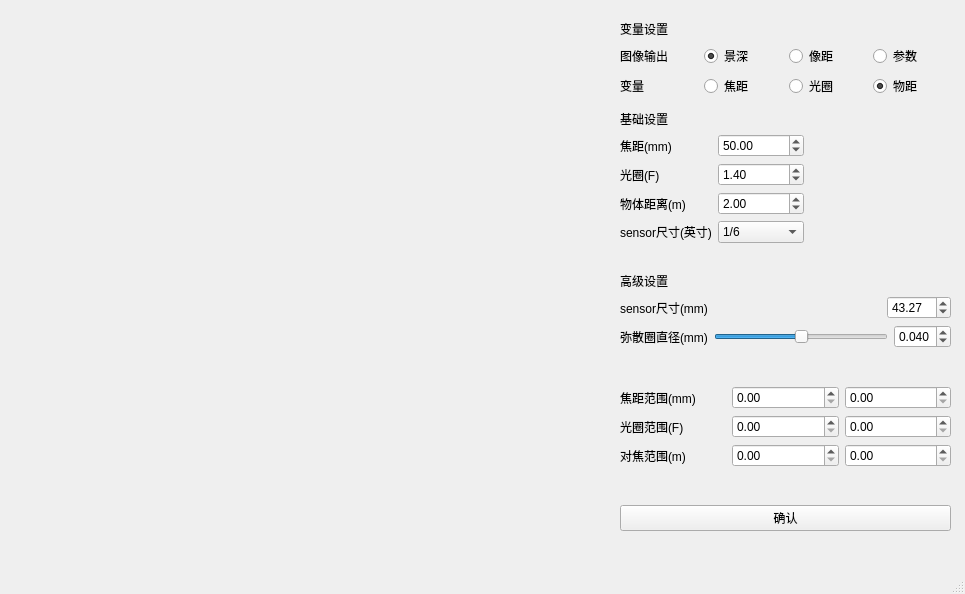
Before: the Qt Designer form field_depth.ui in xiaoqinxing/ImageTools, drawn with Qt 5.
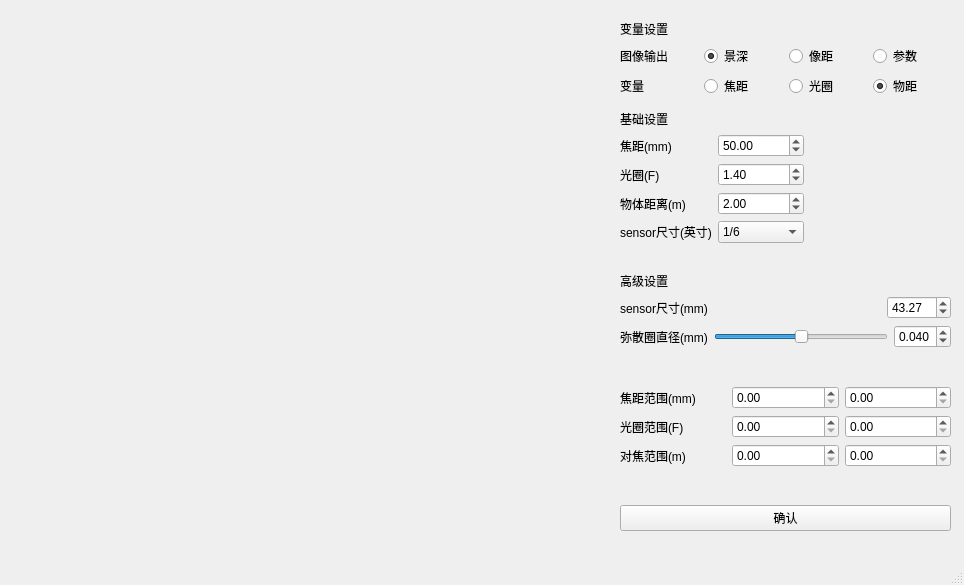
After: the same form once the commit is applied.

Diff of the .ui file:
```diff
--- a/field_depth.ui
+++ b/field_depth.ui
@@ -6,8 +6,8 @@
    <rect>
     <x>0</x>
     <y>0</y>
-    <width>965</width>
-    <height>594</height>
+    <width>964</width>
+    <height>585</height>
    </rect>
   </property>
   <property name="windowTitle">
```
Left out of the diff: 2 changed lines with no effect on the pictures.
